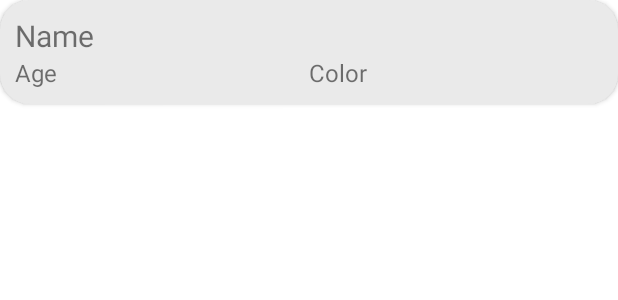
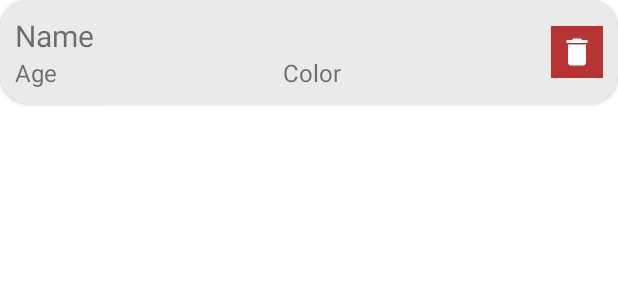
Before and after one commit to Ajmyquira/android-project, an Android app: the layout view_pet_single.xml on its own in the app's theme, with its tools: preview values and no code run, on a phone screen of 412 x 824 dp. Shown: the top 300 px of the screen. Run offline under Robolectric (Android 15) with nearby library versions, the phone set to English and light mode, and no system bars.

Commit message:
Pet deletion added

```diff
--- a/app/src/main/java/com/example/android_project/MainActivity.java
+++ b/app/src/main/java/com/example/android_project/MainActivity.java
@@ -34,7 +34,7 @@ public class MainActivity extends AppCompatActivity {
         FirestoreRecyclerOptions<Pet> firestoreRecyclerOptions =
                 new FirestoreRecyclerOptions.Builder<Pet>().setQuery(query, Pet.class).build();
 
-        mAdapter = new PetAdapter(firestoreRecyclerOptions);
+        mAdapter = new PetAdapter(firestoreRecyclerOptions, this);
         mAdapter.notifyDataSetChanged();
         mRecycler.setAdapter(mAdapter);
 
--- /dev/null
+++ b/app/src/main/res/drawable/ic_delete.xml
@@ -0,0 +1,5 @@
+<vector android:height="24dp" android:tint="#FFFFFF"
+    android:viewportHeight="24" android:viewportWidth="24"
+    android:width="24dp" xmlns:android="http://schemas.android.com/apk/res/android">
+    <path android:fillColor="@android:color/white" android:pathData="M6,19c0,1.1 0.9,2 2,2h8c1.1,0 2,-0.9 2,-2V7H6v12zM19,4h-3.5l-1,-1h-5l-1,1H5v2h14V4z"/>
+</vector>
--- a/app/src/main/res/layout/view_pet_single.xml
+++ b/app/src/main/res/layout/view_pet_single.xml
@@ -10,12 +10,14 @@
     <LinearLayout
         android:layout_width="match_parent"
         android:layout_height="wrap_content"
+        android:gravity="center_vertical"
         android:orientation="horizontal"
         android:padding="10dp">
 
         <LinearLayout
             android:layout_width="match_parent"
-            android:layout_height="match_parent"
+            android:layout_height="wrap_content"
+            android:layout_weight="1"
             android:orientation="vertical">
 
             <TextView
@@ -27,7 +29,7 @@
 
             <LinearLayout
                 android:layout_width="match_parent"
-                android:layout_height="match_parent"
+                android:layout_height="wrap_content"
                 android:orientation="horizontal">
 
                 <TextView
@@ -49,5 +51,13 @@
             </LinearLayout>
 
         </LinearLayout>
+
+        <ImageView
+            android:id="@+id/btn_delete"
+            android:layout_width="wrap_content"
+            android:layout_height="wrap_content"
+            android:background="#B83333"
+            android:padding="5dp"
+            app:srcCompat="@drawable/ic_delete" />
     </LinearLayout>
 </androidx.cardview.widget.CardView>
```
Also changed, not shown: app/src/main/java/com/example/android_project/adapter/PetAdapter.java (+41 -1 lines).
